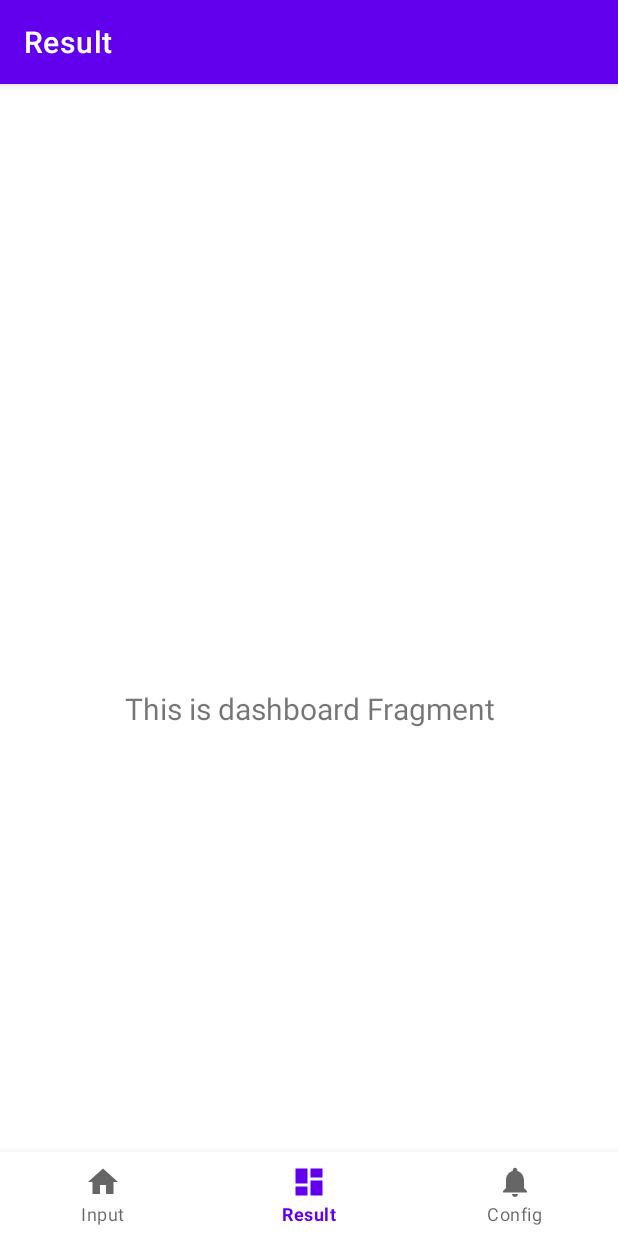
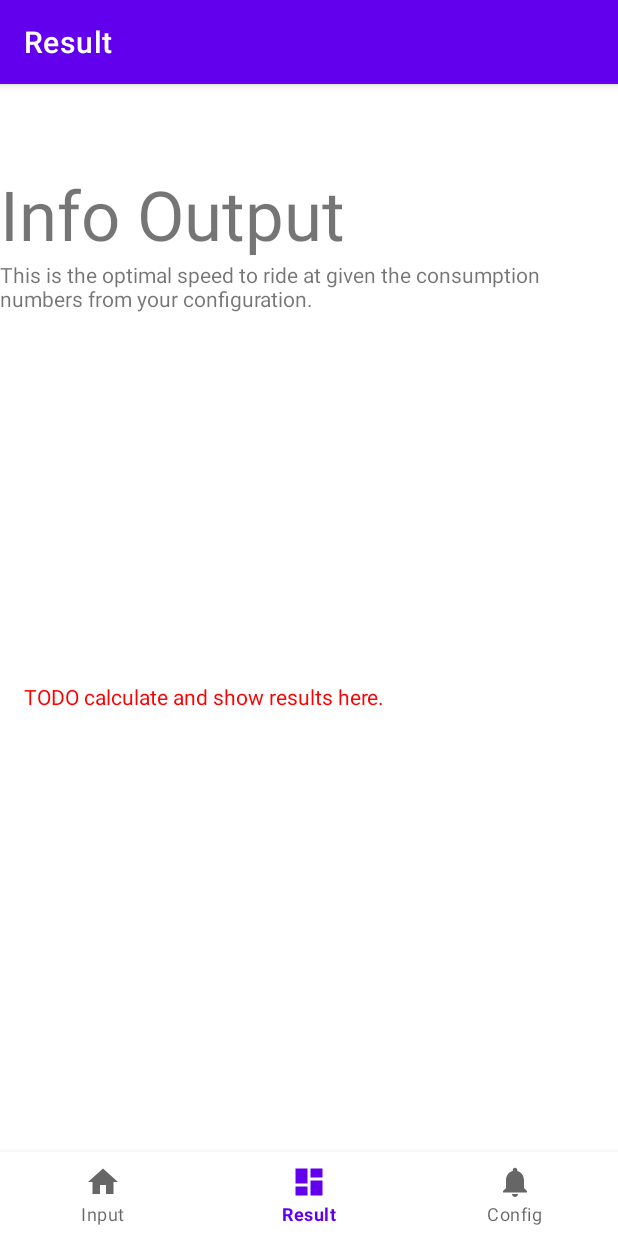
Before and after one commit to hanscappelle/optitrip-ev-android, an Android app: the DashboardFragment screen opened through its navigation route, on a phone screen of 412 x 824 dp. Run offline under Robolectric (Android 15) with nearby library versions, the phone set to English and light mode, and no system bars; our stand-ins replace navigation-ui.

Commit message:
update readme implement initial layouts

```diff
--- a/app/src/main/java/be/hcpl/android/optitripev/ui/dashboard/DashboardFragment.kt
+++ b/app/src/main/java/be/hcpl/android/optitripev/ui/dashboard/DashboardFragment.kt
@@ -28,10 +28,10 @@ class DashboardFragment : Fragment() {
         _binding = FragmentDashboardBinding.inflate(inflater, container, false)
         val root: View = binding.root
 
-        val textView: TextView = binding.textDashboard
-        dashboardViewModel.text.observe(viewLifecycleOwner) {
-            textView.text = it
-        }
+        //val textView: TextView = binding.textDashboard
+        //dashboardViewModel.text.observe(viewLifecycleOwner) {
+        //    textView.text = it
+        //}
         return root
     }
 
--- a/app/src/main/res/layout/fragment_dashboard.xml
+++ b/app/src/main/res/layout/fragment_dashboard.xml
@@ -7,16 +7,37 @@
     tools:context=".ui.dashboard.DashboardFragment">
 
     <TextView
-        android:id="@+id/text_dashboard"
+        android:id="@+id/header_info_output"
         android:layout_width="match_parent"
         android:layout_height="wrap_content"
-        android:layout_marginStart="8dp"
-        android:layout_marginTop="8dp"
-        android:layout_marginEnd="8dp"
-        android:textAlignment="center"
-        android:textSize="20sp"
-        app:layout_constraintBottom_toBottomOf="parent"
+        android:text="@string/header_info_output"
+        android:textSize="@dimen/text_size_extra_large"
         app:layout_constraintEnd_toEndOf="parent"
         app:layout_constraintStart_toStartOf="parent"
         app:layout_constraintTop_toTopOf="parent" />
+
+    <TextView
+        android:id="@+id/info_output"
+        android:layout_width="match_parent"
+        android:layout_height="wrap_content"
+        android:text="@string/info_output"
+        android:layout_marginBottom="@dimen/padding_default"
+        app:layout_constraintEnd_toEndOf="parent"
+        app:layout_constraintStart_toStartOf="parent"
+        app:layout_constraintTop_toBottomOf="@id/header_info_output" />
+
+    <!-- TODO create show results here -->
+    <TextView
+        android:id="@+id/todo_config"
+        android:layout_width="match_parent"
+        android:layout_height="wrap_content"
+        android:text="TODO calculate and show results here."
+        android:layout_marginBottom="@dimen/padding_default"
+        android:textColor="#f00"
+        android:padding="@dimen/padding_double"
+        app:layout_constraintEnd_toEndOf="parent"
+        app:layout_constraintStart_toStartOf="parent"
+        app:layout_constraintTop_toTopOf="parent"
+        app:layout_constraintBottom_toBottomOf="parent"/>
+
 </androidx.constraintlayout.widget.ConstraintLayout>
--- a/app/src/main/res/layout/fragment_home.xml
+++ b/app/src/main/res/layout/fragment_home.xml
@@ -22,7 +22,7 @@
         android:layout_width="match_parent"
         android:layout_height="wrap_content"
         android:text="@string/info_input"
-        android:layout_marginBottom="@dimen/padding_double"
+        android:layout_marginBottom="@dimen/padding_default"
         app:layout_constraintEnd_toEndOf="parent"
         app:layout_constraintStart_toStartOf="parent"
         app:layout_constraintTop_toBottomOf="@id/header_input" />
@@ -31,6 +31,7 @@
         android:id="@+id/total_distance"
         android:layout_width="match_parent"
         android:layout_height="wrap_content"
+        android:layout_marginTop="@dimen/padding_default"
         android:hint="@string/hint_total_distance"
         app:layout_constraintEnd_toEndOf="parent"
         app:layout_constraintStart_toStartOf="parent"
@@ -134,6 +135,7 @@
         android:layout_width="match_parent"
         android:layout_height="wrap_content"
         android:hint="@string/hint_first_charge_station"
+        android:layout_marginBottom="@dimen/padding_default"
         app:layout_constraintEnd_toEndOf="parent"
         app:layout_constraintStart_toStartOf="parent"
         app:layout_constraintTop_toBottomOf="@id/initial_soc">
@@ -151,7 +153,7 @@
         android:layout_width="wrap_content"
         android:layout_height="wrap_content"
         android:text="@string/action_calculate"
-        android:layout_marginTop="@dimen/padding_double"
+        android:layout_marginTop="@dimen/padding_default"
         app:layout_constraintEnd_toEndOf="parent"
         app:layout_constraintStart_toStartOf="parent"
         app:layout_constraintTop_toBottomOf="@id/first_charge_station"/>
--- a/app/src/main/res/values/strings.xml
+++ b/app/src/main/res/values/strings.xml
@@ -13,4 +13,8 @@
     <string name="hint_first_charge_station">Distance to 1st charger in km</string>
     <string name="info_input">On first use double check that you have the correct consumption numbers for your EV selected. Next complete below input fields with all the details you have for this trip. Once satisfied hit the calculate button to get the optimal speed to travel.</string>
     <string name="action_calculate">Calculate Speed</string>
+    <string name="header_config">Configuration</string>
+    <string name="info_config">Update these consumption numbers to match your own EV and get better results.</string>
+    <string name="header_info_output">Info Output</string>
+    <string name="info_output">This is the optimal speed to ride at given the consumption numbers from your configuration.</string>
 </resources>
```
Also changed, not shown: app/src/main/java/be/hcpl/android/optitripev/ui/notifications/NotificationsFragment.kt (+4 -4 lines), app/src/main/res/layout/fragment_notifications.xml (+28 -7 lines), 1 other file.
